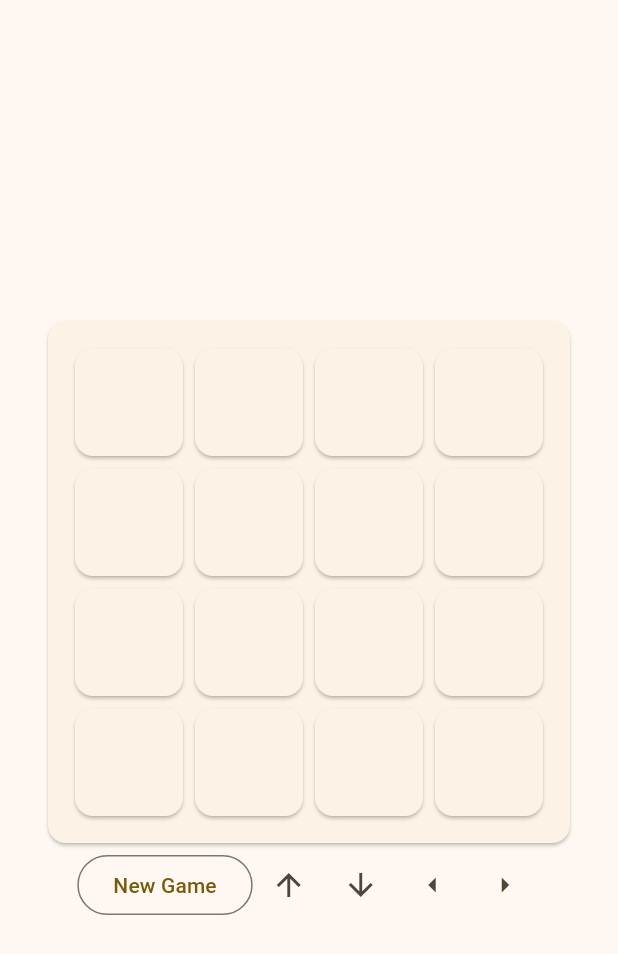
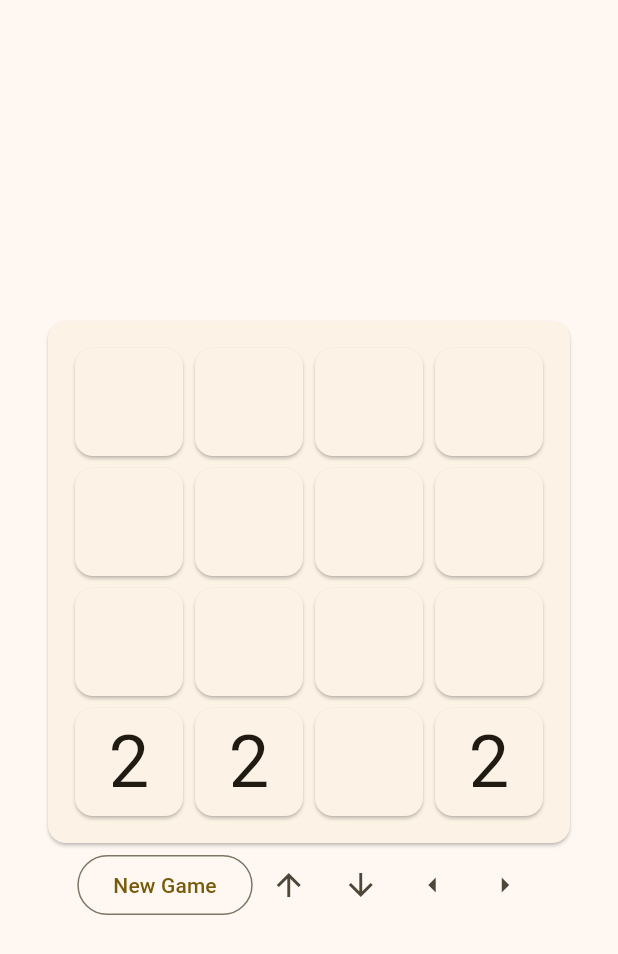
Before and after one commit to selbiew/twenty_forty_eight, a Flutter app: the screen it shows after launch, after a tap on "New Game", after a tap on the "arrow upward" icon, after a tap on the "arrow downward" icon, on a phone screen of 412 x 824 dp. Shown: the top 954 px of the screen. Run offline on Flutter 3.47's test engine with Material 3 defaults, Android fonts, the phone set to English and light mode, and no system bars; our stand-ins replace equatable, flutter_bloc.

Commit message:
Implement game functionality for moving left, down, right, and up

```diff
--- a/lib/game_bloc.dart
+++ b/lib/game_bloc.dart
@@ -3,8 +3,6 @@ import 'package:twenty_forty_eight/game_event.dart';
 import 'package:twenty_forty_eight/game_state.dart';
 
 class GameBloc extends Bloc<GameEvent, GameState> {
-  static const GameBoard _board = GameBoard.fresh();
-
   GameBloc(GameBoard gameBoard) : super(GameNew(gameBoard)) {
     on<GameStarted>(_onGameStarted);
     on<GameLost>(_onGameLost);
@@ -19,22 +17,22 @@ class GameBloc extends Bloc<GameEvent, GameState> {
   }
 
   void _onGameLost(GameLost event, Emitter<GameState> emit) {
-    emit(GameOver(_board.copy()));
+    emit(GameOver(state.gameBoard));
   }
 
   void _onSwipedUp(SwipedUp event, Emitter<GameState> emit) {
-    emit(GameRunning(_board.copy()));
+    emit(GameRunning(state.gameBoard.swipe(Direction.up).addTwo()));
   }
 
   void _onSwipedDown(SwipedDown event, Emitter<GameState> emit) {
-    emit(GameRunning(_board.copy()));
+    emit(GameRunning(state.gameBoard.swipe(Direction.down).addTwo()));
   }
 
   void _onSwipedRight(SwipedRight event, Emitter<GameState> emit) {
-    emit(GameRunning(_board.copy()));
+    emit(GameRunning(state.gameBoard.swipe(Direction.right).addTwo()));
   }
 
   void _onSwipedLeft(SwipedLeft event, Emitter<GameState> emit) {
-    emit(GameRunning(_board.copy()));
+    emit(GameRunning(state.gameBoard.swipe(Direction.left).addTwo()));
   }
 }
--- a/lib/game_state.dart
+++ b/lib/game_state.dart
@@ -2,9 +2,22 @@ import 'dart:math';
 
 import 'package:equatable/equatable.dart';
 
+enum Direction {
+  // Because the top left is 0,0, the up and down directions are reversed.
+  up(x: 0, y: -1),
+  down(x: 0, y: 1),
+  left(x: -1, y: 0),
+  right(x: 1, y: 0);
+
+  const Direction({required this.x, required this.y});
+
+  final int x;
+  final int y;
+}
+
 typedef Grid<T> = List<List<T>>;
 
-extension GridCopying on Grid {
+extension GridExtensions on Grid {
   Grid<T> copy<T>() {
     return map((row) => List<T>.from(row)).toList();
   }
@@ -67,6 +80,119 @@ class GameBoard extends Equatable {
   @override
   List<Object?> get props => [grid];
 
+  bool _canMerge(int row, int column, Direction direction, Grid<int?> grid) {
+    if (grid[row][column] != null &&
+        _isInBounds(row, column, direction, grid)) {
+      int newRow = row + direction.y;
+      int newColumn = column + direction.x;
+
+      return grid[row][column] == grid[newRow][newColumn];
+    }
+
+    return false;
+  }
+
+  void _merge(int row, int column, Direction direction, Grid<int?> grid) {
+    if (grid[row][column] != null &&
+        _isInBounds(row, column, direction, grid) &&
+        _canMerge(row, column, direction, grid)) {
+      int newRow = row + direction.y;
+      int newColumn = column + direction.x;
+
+      grid[newRow][newColumn] = 2 * grid[row][column]!;
+      grid[row][column] = null;
+    }
+  }
+
+  bool _canMove(int row, int column, Direction direction, Grid<int?> grid) {
+    if (grid[row][column] != null) {
+      if (_isInBounds(row, column, direction, grid)) {
+        int newRow = row + direction.y;
+        int newColumn = column + direction.x;
+
+        return grid[newRow][newColumn] == null;
+      }
+    }
+
+    return false;
+  }
+
+  void _swap(int row, int column, Direction direction, Grid<int?> grid) {
+    if (_isInBounds(row, column, direction, grid)) {
+      int newRow = row + direction.y;
+      int newColumn = column + direction.x;
+      int? temp = grid[row][column];
+      grid[row][column] = grid[newRow][newColumn];
+      grid[newRow][newColumn] = temp;
+    }
+  }
+
+  bool _isInBounds(int row, int column, Direction direction, Grid<int?> grid) {
+    int newRow = row + direction.y;
+    int newColumn = column + direction.x;
+
+    return (newRow >= 0 && newRow <= 3) && (newColumn >= 0 && newColumn <= 3);
+  }
+
+  GameBoard swipe(Direction direction) {
+    Grid<int?> newGrid = grid.copy();
+    switch (direction) {
+      case Direction.left || Direction.up:
+        for (int i = 0; i < 4; i++) {
+          for (int j = 0; j < 4; j++) {
+            int r = i;
+            int c = j;
+            while (_canMove(r, c, direction, newGrid)) {
+              _swap(r, c, direction, newGrid);
+              r = r + direction.y;
+              c = c + direction.x;
+            }
+
+            if (_canMerge(r, c, direction, newGrid)) {
+              _merge(r, c, direction, newGrid);
+            }
+          }
+        }
+        break;
+      case Direction.down:
+        for (int i = 3; i >= 0; i--) {
+          for (int j = 0; j < 4; j++) {
+            int r = i;
+            int c = j;
+            while (_canMove(r, c, direction, newGrid)) {
+              _swap(r, c, direction, newGrid);
+              r = r + direction.y;
+              c = c + direction.x;
+            }
+
+            if (_canMerge(r, c, direction, newGrid)) {
+              _merge(r, c, direction, newGrid);
+            }
+          }
+        }
+        break;
+      case Direction.right:
+        for (int i = 0; i < 4; i++) {
+          for (int j = 3; j >= 0; j--) {
+            int r = i;
+            int c = j;
+            while (_canMove(r, c, direction, newGrid)) {
+              _swap(r, c, direction, newGrid);
+              r = r + direction.y;
+              c = c + direction.x;
+            }
+
+            if (_canMerge(r, c, direction, newGrid)) {
+              _merge(r, c, direction, newGrid);
+            }
+          }
+        }
+        break;
+    }
+
+    return GameBoard(newGrid);
+  }
+
   GameBoard addTwo() {
     Grid<int?> newGrid = grid.copy();
     final emptyCoordinates =
--- a/lib/home_page.dart
+++ b/lib/home_page.dart
@@ -57,7 +57,6 @@ class TileGrid extends StatelessWidget {
   @override
   Widget build(BuildContext context) {
     return BlocBuilder<GameBloc, GameState>(builder: (context, state) {
-      print('TileGrid - build()');
       return Column(
         mainAxisAlignment: MainAxisAlignment.center,
         children: state.gameBoard.grid.map((r) => TileRow(r)).toList(),
@@ -116,8 +115,7 @@ class ActionsRow extends StatelessWidget {
         OutlinedButton(
           child: Text('New Game'),
           onPressed: () => {
-            print('New Game Pressed'),
-            context.read<GameBloc>().add(GameStarted())
+            context.read<GameBloc>().add(GameStarted()),
           },
         ),
         IconButton(
--- a/lib/main.dart
+++ b/lib/main.dart
@@ -11,12 +11,12 @@ class SimpleBlocObserver extends BlocObserver {
   @override
   void onChange(BlocBase bloc, Change change) {
     super.onChange(bloc, change);
-    print('onChange() - ${bloc.runtimeType}: $change');
+    // print('onChange() - ${bloc.runtimeType}: $change');
   }
 
   @override
   void onEvent(Bloc bloc, Object? event) {
     super.onEvent(bloc, event);
-    print('onEvent() - event: $event state: ${bloc.state}');
+    // print('onEvent() - event: $event state: ${bloc.state}');
   }
 }
```
